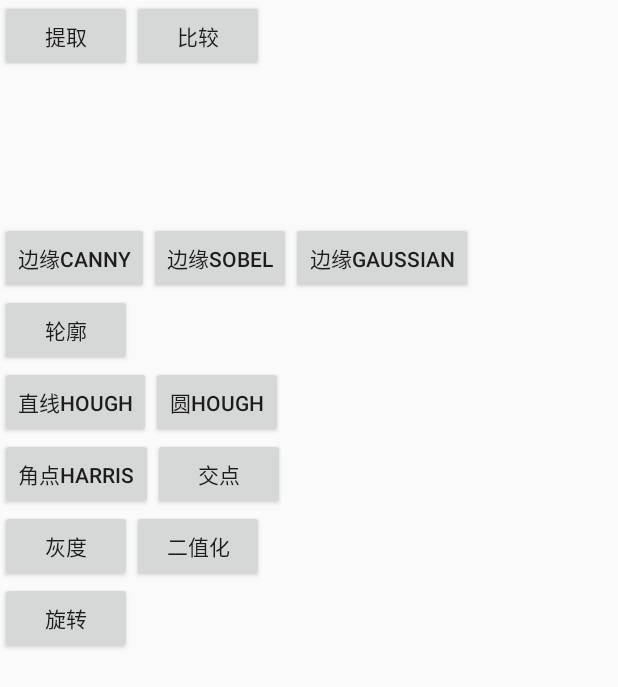
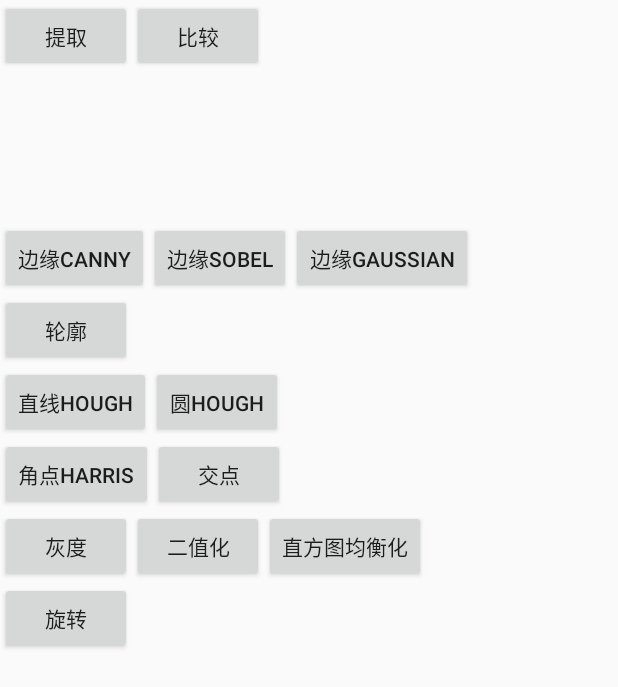
Before and after one commit to weichaoIO/OpenCV_image_comparator, an Android app: the layout activity_main.xml on its own in the app's theme, with its tools: preview values and no code run, on a phone screen of 412 x 824 dp. Shown: the top 687 px of the screen. Run offline under Robolectric (Android 15) with nearby library versions, the phone set to English and light mode, and no system bars.

Commit message:
添加直方图均衡化。

```diff
--- a/app/src/main/res/layout/activity_main.xml
+++ b/app/src/main/res/layout/activity_main.xml
@@ -152,6 +152,13 @@
                 android:layout_height="wrap_content"
                 android:layout_gravity="center_vertical"
                 android:text="二值化" />
+
+            <Button
+                android:id="@+id/btn_equalize_hist"
+                android:layout_width="wrap_content"
+                android:layout_height="wrap_content"
+                android:layout_gravity="center_vertical"
+                android:text="直方图均衡化" />
         </LinearLayout>
 
         <Button
```
Also changed, not shown: app/src/main/java/io/weichao/opencv/MainActivity.java (+18 -1 lines), app/src/main/java/io/weichao/opencv/util/ProcessUtil.java (+16 -0 lines).
